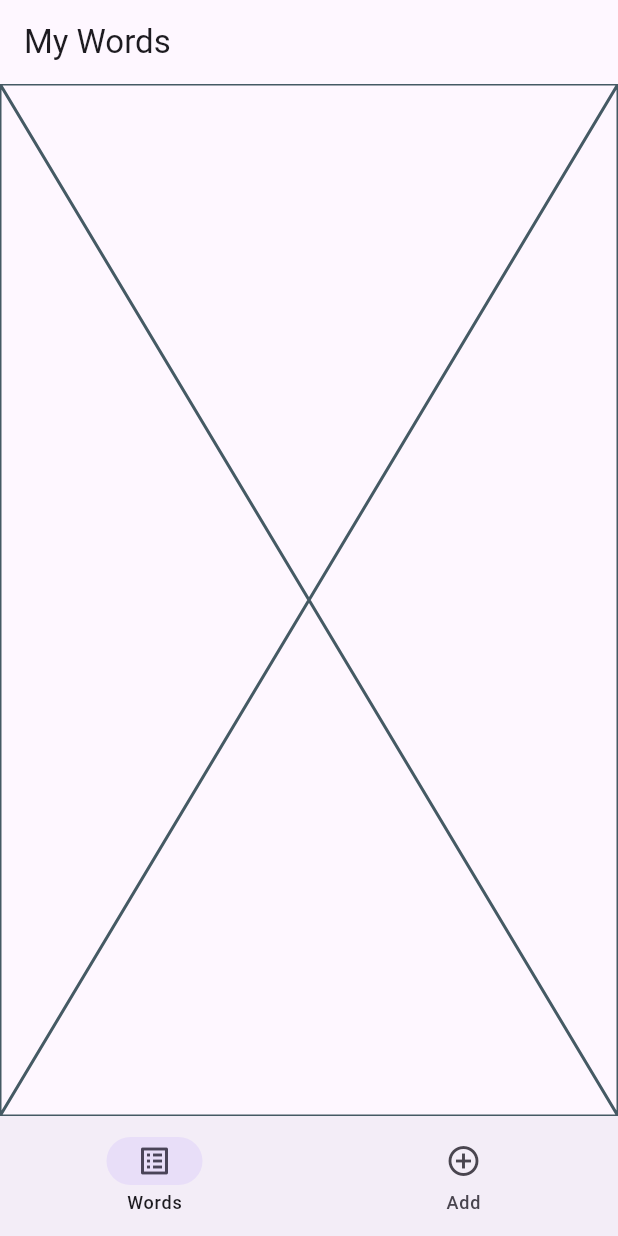
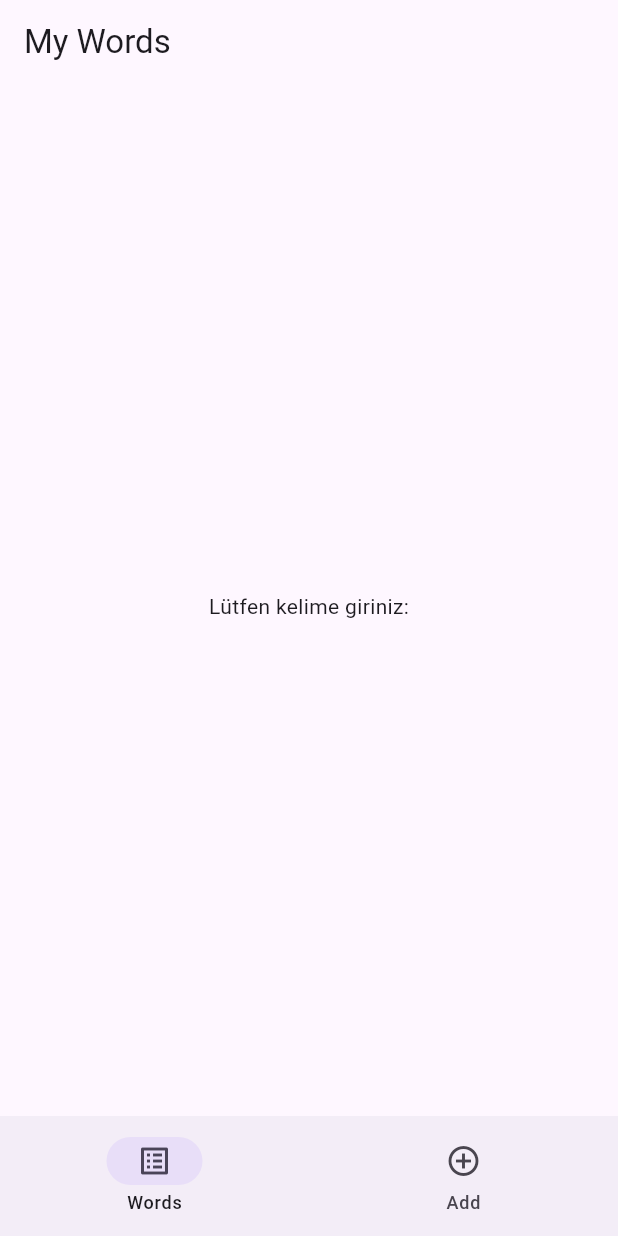
Before and after one commit to Yildirim-AliD/vocabulary-memo-flutter, a Flutter app: the screen it shows after launch, on a phone screen of 412 x 824 dp. Run offline on Flutter 3.47's test engine with Material 3 defaults, Android fonts, the phone set to English and light mode, and no system bars; our stand-ins replace isar; accounts and stored records are empty; generated files the repository leaves out were written again.

Commit message:
Add WordList widget to display and update word list
Created a new WordList widget that fetches all words from the database using FutureBuilder.
Each word is displayed with its English and Turkish meanings.
A switch is added to mark words as "learned", which updates the database using WordService.

```diff
--- a/vocabulary_memo_flutter/lib/main.dart
+++ b/vocabulary_memo_flutter/lib/main.dart
@@ -31,14 +31,20 @@ class MainPage extends StatefulWidget {
 }
 
 class _MainPageState extends State<MainPage> {
-  List<Widget> _screens = [WordList(), Center(child: Text("add_word_screen"))];
+
+  List<Widget> getScreens() {
+    return [
+      WordList(wordService: widget.wordService),
+      const Center(child: Text("add_word_screen")),
+    ];
+  }
 
   int _selectedScreen = 0;
   @override
   Widget build(BuildContext context) {
     return Scaffold(
       appBar: AppBar(title: Text("My Words")),
-      body: _screens[_selectedScreen],
+      body: getScreens()[_selectedScreen],
       bottomNavigationBar: NavigationBar(
         selectedIndex: _selectedScreen,
         destinations: [
--- a/vocabulary_memo_flutter/lib/screens/word_list_screen.dart
+++ b/vocabulary_memo_flutter/lib/screens/word_list_screen.dart
@@ -1,15 +1,81 @@
 import 'package:flutter/material.dart';
+import 'package:vocabulary_memo_flutter/models/word.dart';
+import 'package:vocabulary_memo_flutter/services/word_service.dart';
 
 class WordList extends StatefulWidget {
-  const WordList({super.key});
+  final WordService wordService;
+  const WordList({super.key, required this.wordService});
 
   @override
   State<WordList> createState() => _WordListState();
 }
 
 class _WordListState extends State<WordList> {
+  late Future<List<Word>> _getAllWords;
+  @override
+  void initState() {
+    super.initState();
+    _getAllWords = _getWordsFromDB();
+  }
+
+  Future<List<Word>> _getWordsFromDB() async {
+    return await widget.wordService.getAllWords();
+  }
+
+  void _refreshWords() {
+    setState(() {
+      _getAllWords = _getWordsFromDB();
+    });
+  }
+
   @override
   Widget build(BuildContext context) {
-    return const Placeholder();
+    return Column(
+      children: [
+        Card(),
+        Expanded(
+          child: FutureBuilder<List<Word>>(
+            future: _getAllWords,
+            builder: (context, snapshot) {
+              if (snapshot.connectionState == ConnectionState.waiting) {
+                return Center(child: CircularProgressIndicator());
+              }
+              if (snapshot.hasError) {
+                return Center(
+                  child: Text("Hata var ${snapshot.error.toString()}"),
+                );
+              }
+              if (snapshot.hasData) {
+                return snapshot.data?.length == 0
+                    ? Center(child: Text("Lütfen kelime giriniz:"))
+                    : _buildListView(snapshot.data);
+              } else {
+                return SizedBox();
+              }
+            },
+          ),
+        ),
+      ],
+    );
+  }
+
+  _buildListView(List<Word>? data) {
+    return ListView.builder(
+      itemBuilder: (context, index) {
+        var currentWord = data?[index];
+        return ListTile(
+          title: Text(currentWord!.englishWord),
+          subtitle: Text(currentWord.turkishWord),
+          trailing: Switch(
+            value: currentWord.isLearned,
+            onChanged: (value) async {
+              await widget.wordService.toggleWordLearned(currentWord.id);
+              _refreshWords();
+            },
+          ),
+        );
+      },
+      itemCount: data?.length,
+    );
   }
 }
```
Also changed, not shown: 1 other file.
